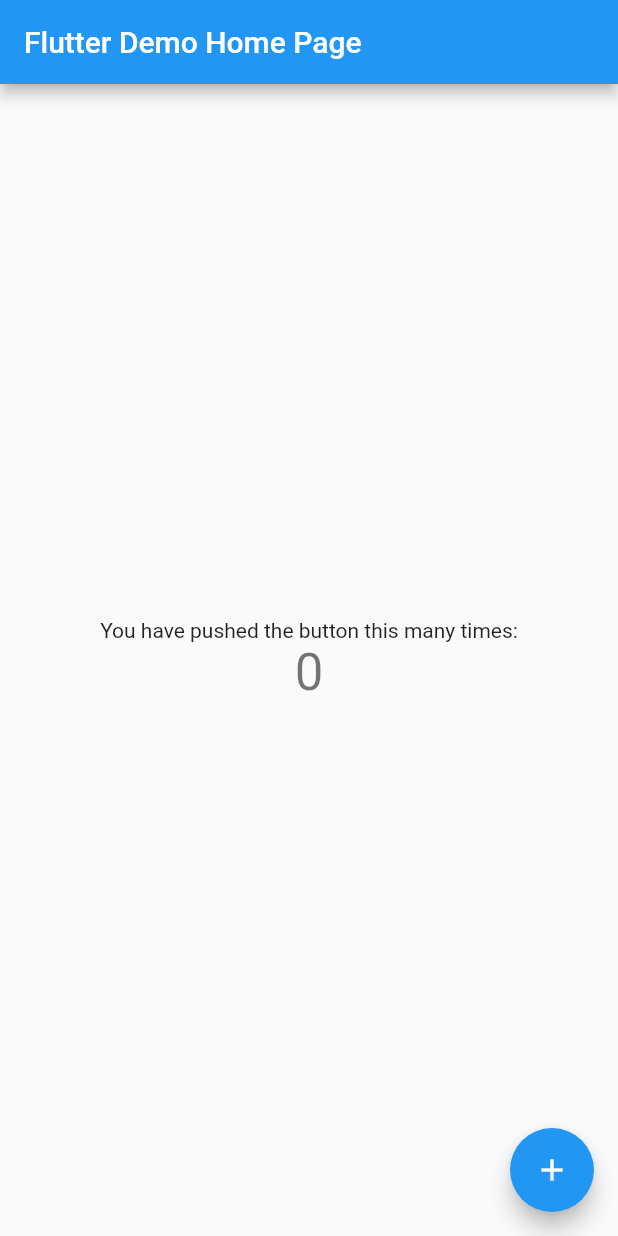
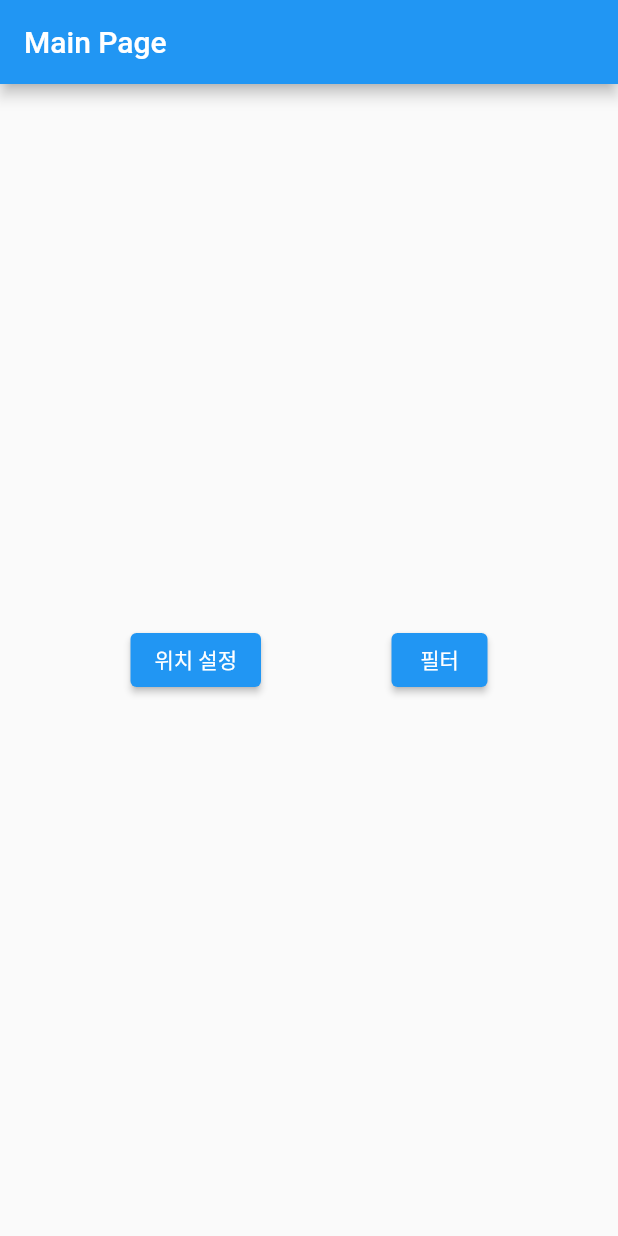
Before and after one commit to TodayMeet/Front, a Flutter app: the screen it shows after launch, on a phone screen of 412 x 824 dp. Run offline on Flutter 3.47's test engine with Material 2 defaults, Android fonts, the phone set to English and light mode, and no system bars.

Commit message:
위치설정 페이지, 필터 페이지
위치설정 페이지는 현재 오류 있고, 구글 맵 api로 메인페이지 먼저 한 후,수정할 예정.
필터 페이지는 적용 버튼 눌릴 시 기능빼고는 구현.

```diff
--- a/lib/main.dart
+++ b/lib/main.dart
@@ -1,4 +1,6 @@
 import 'package:flutter/material.dart';
+import 'setlocation.dart';
+import 'setFilter.dart';
 
 void main() {
   runApp(const MyApp());
@@ -6,110 +8,51 @@
 
 class MyApp extends StatelessWidget {
   const MyApp({super.key});
-  // test
+
   // This widget is the root of your application.
   @override
   Widget build(BuildContext context) {
     return MaterialApp(
-      title: 'Flutter Demo',
-      theme: ThemeData(
-        // This is the theme of your application.
-        //
-        // Try running your application with "flutter run". You'll see the
-        // application has a blue toolbar. Then, without quitting the app, try
-        // changing the primarySwatch below to Colors.green and then invoke
-        // "hot reload" (press "r" in the console where you ran "flutter run",
-        // or simply save your changes to "hot reload" in a Flutter IDE).
-        // Notice that the counter didn't reset back to zero; the application
-        // is not restarted.
-        primarySwatch: Colors.blue,
-      ),
-      home: const MyHomePage(title: 'Flutter Demo Home Page'),
+      home:MainPage(),
     );
   }
 }
 
-class MyHomePage extends StatefulWidget {
-  const MyHomePage({super.key, required this.title});
-
-  // This widget is the home page of your application. It is stateful, meaning
-  // that it has a State object (defined below) that contains fields that affect
-  // how it looks.
-
-  // This class is the configuration for the state. It holds the values (in this
-  // case the title) provided by the parent (in this case the App widget) and
-  // used by the build method of the State. Fields in a Widget subclass are
-  // always marked "final".
-
-  final String title;
-
-  @override
-  State<MyHomePage> createState() => _MyHomePageState();
-}
-
-class _MyHomePageState extends State<MyHomePage> {
-  int _counter = 0;
-
-  void _incrementCounter() {
-    setState(() {
-      // This call to setState tells the Flutter framework that something has
-      // changed in this State, which causes it to rerun the build method below
-      // so that the display can reflect the updated values. If we changed
-      // _counter without calling setState(), then the build method would not be
-      // called again, and so nothing would appear to happen.
-      _counter++;
-    });
-  }
+class MainPage extends StatelessWidget {
+  const MainPage({Key? key}) : super(key: key);
 
   @override
   Widget build(BuildContext context) {
-    // This method is rerun every time setState is called, for instance as done
-    // by the _incrementCounter method above.
-    //
-    // The Flutter framework has been optimized to make rerunning build methods
-    // fast, so that you can just rebuild anything that needs updating rather
-    // than having to individually change instances of widgets.
-    return Scaffold(
+    return MaterialApp(
+      home: Scaffold(
         appBar: AppBar(
-        // Here we take the value from the MyHomePage object that was created by
-        // the App.build method, and use it to set our appbar title.
-        title: Text(widget.title),
+          title: const Text('Main Page'),
         ),
         body: Center(
-        // Center is a layout widget. It takes a single child and positions it
-        // in the middle of the parent.
-        child: Column(
-          // Column is also a layout widget. It takes a list of children and
-          // arranges them vertically. By default, it sizes itself to fit its
-          // children horizontally, and tries to be as tall as its parent.
-          //
-          // Invoke "debug painting" (press "p" in the console, choose the
-          // "Toggle Debug Paint" action from the Flutter Inspector in Android
-          // Studio, or the "Toggle Debug Paint" command in Visual Studio Code)
-          // to see the wireframe for each widget.
-          //
-          // Column has various properties to control how it sizes itself and
-          // how it positions its children. Here we use mainAxisAlignment to
-          // center the children vertically; the main axis here is the vertical
-          // axis because Columns are vertical (the cross axis would be
-          // horizontal).
-          mainAxisAlignment: MainAxisAlignment.center,
-          children: <Widget>[
-            const Text(
-              'You have pushed the button this many times:',
+            child: Row(
+              mainAxisAlignment: MainAxisAlignment.spaceEvenly,
+              crossAxisAlignment: CrossAxisAlignment.center,
+              children: [
+                ElevatedButton(
+                  child: Text('위치 설정'),
+                  onPressed: (){
+                    Navigator.push(context,
+                        MaterialPageRoute(
+                            builder: (context) => Location()));
+                  },
                 ),
-            Text(
-              '$_counter',
-              style: Theme.of(context).textTheme.headlineMedium,
+                ElevatedButton(
+                  child: Text('필터'),
+                  onPressed: (){
+                    Navigator.push(context,
+                        MaterialPageRoute(
+                            builder: (context) => Filter()));
+                  },
                 ),
               ],
+            )
         ),
       ),
-      floatingActionButton: FloatingActionButton(
-        onPressed: _incrementCounter,
-        tooltip: 'Increment',
-        child: const Icon(Icons.add),
-      ), // This trailing comma makes auto-formatting nicer for build methods.
     );
   }
 }
--- a/lib/test.dart
+++ /dev/null
@@ -1 +0,0 @@
-awdaw
--- a/pubspec.yaml
+++ b/pubspec.yaml
@@ -35,6 +35,7 @@
   # The following adds the Cupertino Icons font to your application.
   # Use with the CupertinoIcons class for iOS style icons.
   cupertino_icons: ^1.0.2
+  http: ^0.13.5
 
 dev_dependencies:
   flutter_test:
```
Also changed, not shown: lib/setFilter.dart (added, +255 -0 lines), lib/setlocation.dart (added, +109 -0 lines), pubspec.lock. Lines whose indentation alone changed are shown as unchanged.
